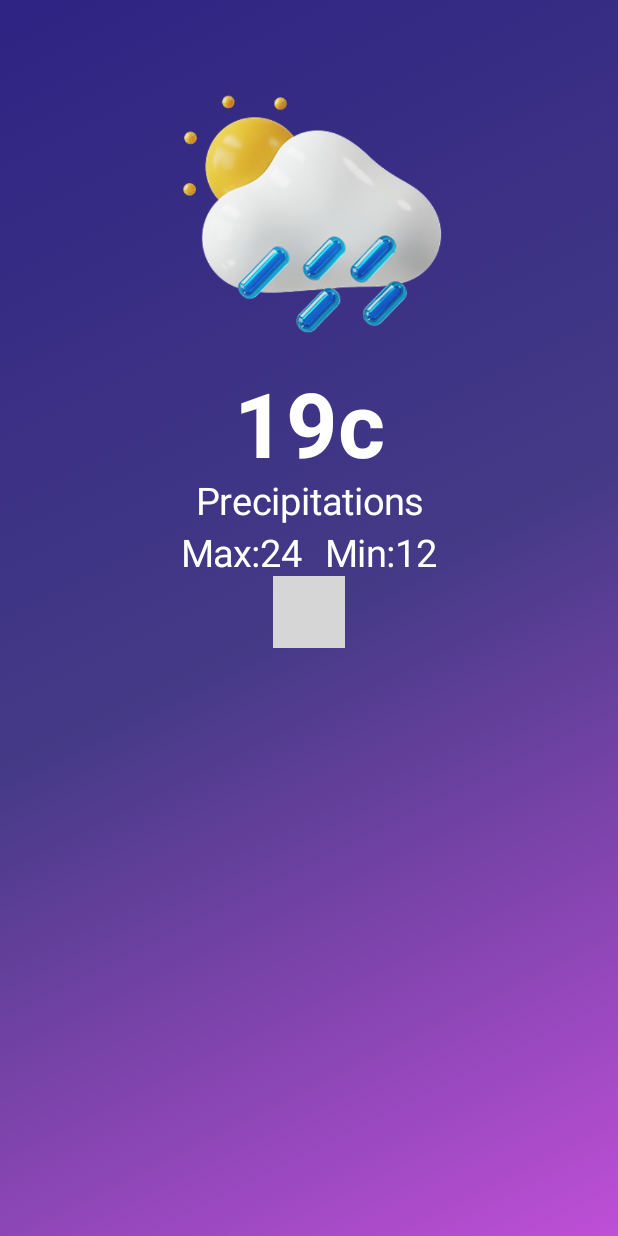
After one commit to Dixith12/WeatherApp, an Android app built with Jetpack Compose: the @Preview function HomeScreen, on a phone screen of 412 x 824 dp. The commit adds this screen. Run offline under Robolectric (Android 15) with nearby library versions, the phone set to English and light mode, and no system bars; 1 statement that could not run was skipped; grey boxes are pictures that could not be loaded.

Commit message:
feat: added HomeScreen with content

```diff
--- /dev/null
+++ b/app/src/main/java/com/example/weatherapp/Screen/HomeScreen.kt
@@ -0,0 +1,71 @@
+package com.example.weatherapp.Screen
+
+import androidx.compose.foundation.Image
+import androidx.compose.foundation.background
+import androidx.compose.foundation.layout.Box
+import androidx.compose.foundation.layout.Column
+import androidx.compose.foundation.layout.Row
+import androidx.compose.foundation.layout.fillMaxSize
+import androidx.compose.foundation.layout.fillMaxWidth
+import androidx.compose.foundation.layout.padding
+import androidx.compose.foundation.layout.size
+import androidx.compose.material3.Text
+import androidx.compose.runtime.Composable
+import androidx.compose.ui.Alignment
+import androidx.compose.ui.Modifier
+import androidx.compose.ui.graphics.Brush
+import androidx.compose.ui.graphics.Color
+import androidx.compose.ui.res.painterResource
+import androidx.compose.ui.text.font.FontWeight
+import androidx.compose.ui.tooling.preview.Preview
+import androidx.compose.ui.unit.dp
+import androidx.compose.ui.unit.sp
+import com.example.weatherapp.R
+
+@Preview
+@Composable
+fun HomeScreen() {
+    Box(modifier= Modifier.fillMaxSize()
+        .background(brush = Brush.linearGradient(listOf(
+            Color(0xFF2F2383), Color(0xFF443A86), Color(
+            0xFFBF4FD7
+        )
+        ))))
+    {
+        Column(modifier = Modifier.fillMaxSize())
+        {
+           HomeScreenContent()
+        }
+
+    }
+}
+
+@Composable
+fun HomeScreenContent() {
+    Column(horizontalAlignment = Alignment.CenterHorizontally,
+        modifier = Modifier.fillMaxWidth())
+    {
+        Image(painter = painterResource(id = R.drawable.weatherlogo),
+            contentDescription = "",
+            modifier = Modifier.size(250.dp))
+        Text("19c",
+            color = Color.White,
+            fontSize = 60.sp,
+            fontWeight = FontWeight.Bold)
+        Text("Precipitations",
+            color = Color.White,
+            fontSize = 25.sp,
+            modifier = Modifier.padding(bottom = 5.dp))
+        Row()
+        {
+            Text("Max:24",
+                color = Color.White,
+                fontSize = 25.sp,
+                modifier = Modifier.padding(end=15.dp))
+            Text("Min:12",
+                color = Color.White,
+                fontSize = 25.sp,)
+        }
+        DetailCard()
+    }
+}
--- a/app/src/main/java/com/example/weatherapp/Screen/SplashScreen.kt
+++ b/app/src/main/java/com/example/weatherapp/Screen/SplashScreen.kt
@@ -55,7 +55,7 @@ fun WeatherSplash() {
     Text("Forecast",
         color = Color(0xFFEED019),
         fontSize = 60.sp,
-        fontWeight = FontWeight.SemiBold,)
+        fontWeight = FontWeight.W400)
     Button(colors = ButtonDefaults.buttonColors(Color(0xFFEED019)),
         onClick = {
 
```
Also changed, not shown: app/src/main/res/drawable/house.png (added).
